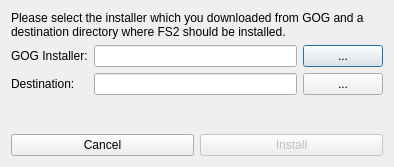
ngld/old-knossos, file ui/gogextract.ui: the form before one commit.
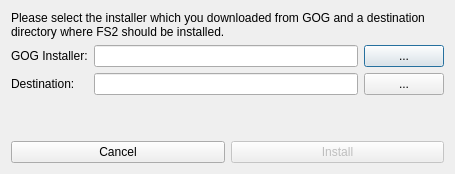
The form after the commit.

Diff of the .ui file:
```diff
--- a/ui/gogextract.ui
+++ b/ui/gogextract.ui
@@ -6,8 +6,8 @@
    <rect>
     <x>0</x>
     <y>0</y>
-    <width>394</width>
-    <height>167</height>
+    <width>455</width>
+    <height>174</height>
    </rect>
   </property>
   <property name="windowTitle">
```
Left out of the diff: 4 changed lines with no effect on the pictures.
